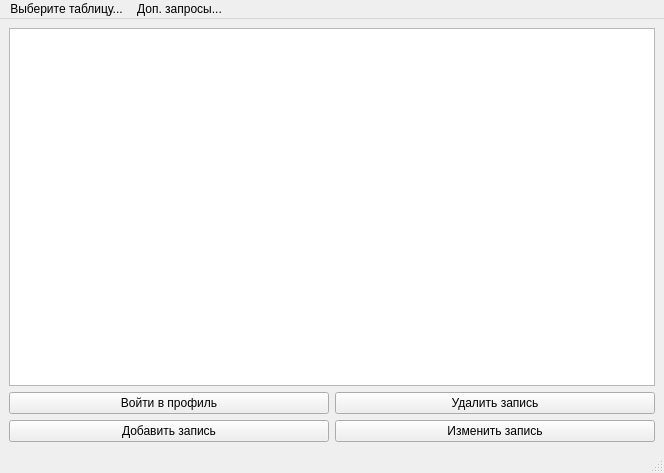
Qt form CourseDB-2/mainwindow.ui (RDaniil1/SQLcourse) before a commit.
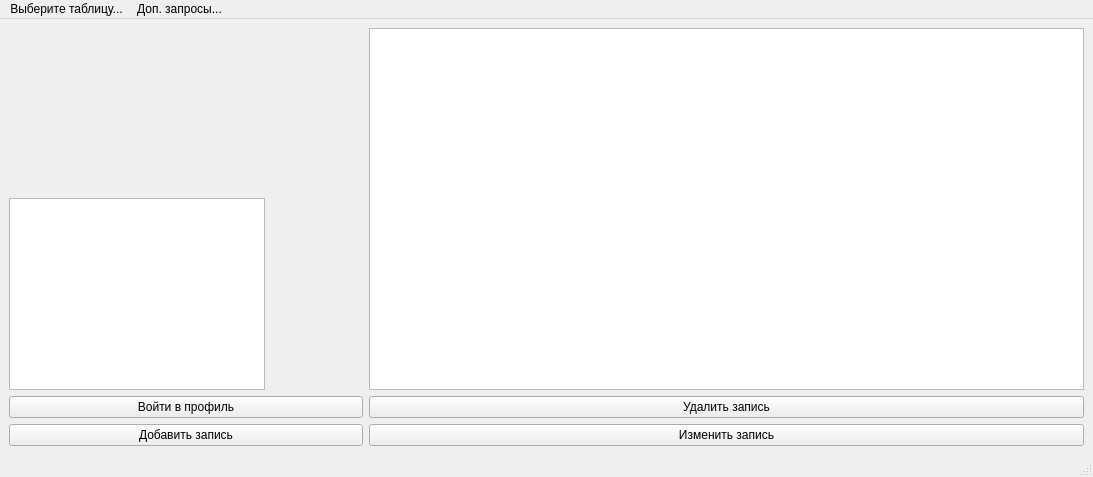
The same form after that commit.

Commit message: Changed .sql file, program add, edit function

Diff of the .ui file:
```diff
--- a/CourseDB-2/mainwindow.ui
+++ b/CourseDB-2/mainwindow.ui
@@ -6,8 +6,8 @@
    <rect>
     <x>0</x>
     <y>0</y>
-    <width>664</width>
-    <height>473</height>
+    <width>1093</width>
+    <height>477</height>
    </rect>
   </property>
   <property name="windowTitle">
@@ -17,37 +17,47 @@
    <layout class="QVBoxLayout" name="verticalLayout">
     <item>
      <layout class="QGridLayout" name="gridLayout">
-      <item row="1" column="1">
-       <widget class="QPushButton" name="deleteButton">
-        <property name="text">
-         <string>Удалить запись</string>
-        </property>
-       </widget>
+      <item row="2" column="1" alignment="Qt::AlignLeft|Qt::AlignBottom">
+       <widget class="QListWidget" name="listWidget"/>
       </item>
-      <item row="2" column="0">
+      <item row="4" column="1">
        <widget class="QPushButton" name="addButton">
         <property name="text">
          <string>Добавить запись</string>
         </property>
        </widget>
       </item>
-      <item row="1" column="0">
+      <item row="4" column="3" colspan="2">
+       <widget class="QPushButton" name="editButton">
+        <property name="text">
+         <string>Изменить запись</string>
+        </property>
+       </widget>
+      </item>
+      <item row="3" column="3" colspan="2">
+       <widget class="QPushButton" name="deleteButton">
+        <property name="text">
+         <string>Удалить запись</string>
+        </property>
+       </widget>
+      </item>
+      <item row="3" column="1">
        <widget class="QPushButton" name="loginButton">
         <property name="text">
          <string>Войти в профиль</string>
         </property>
        </widget>
       </item>
-      <item row="0" column="0" colspan="2">
+      <item row="1" column="1" alignment="Qt::AlignBottom">
+       <widget class="QLabel" name="label">
+        <property name="text">
+         <string/>
+        </property>
+       </widget>
+      </item>
+      <item row="1" column="3" rowspan="2" colspan="2">
        <widget class="QTableView" name="tableView"/>
       </item>
-      <item row="2" column="1">
-       <widget class="QPushButton" name="editButton">
-        <property name="text">
-         <string>Изменить запись</string>
-        </property>
-       </widget>
-      </item>
      </layout>
     </item>
    </layout>
@@ -57,7 +67,7 @@
     <rect>
      <x>0</x>
      <y>0</y>
-     <width>664</width>
+     <width>1093</width>
      <height>21</height>
     </rect>
    </property>
```
The commit also changes 3 other files.
